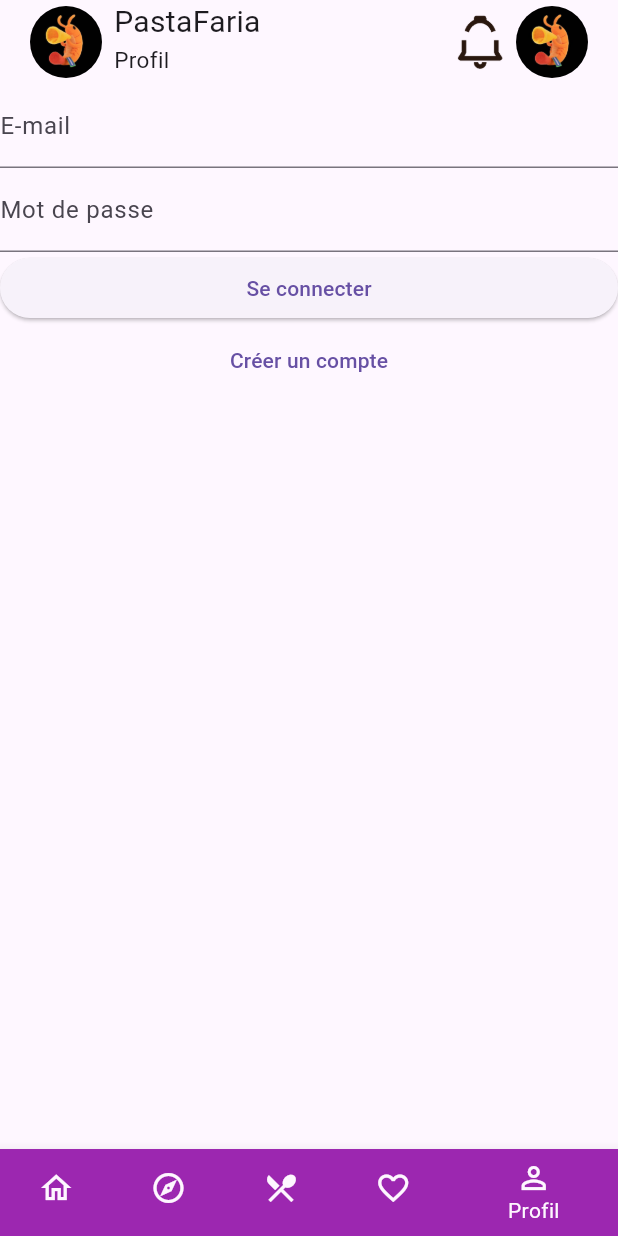
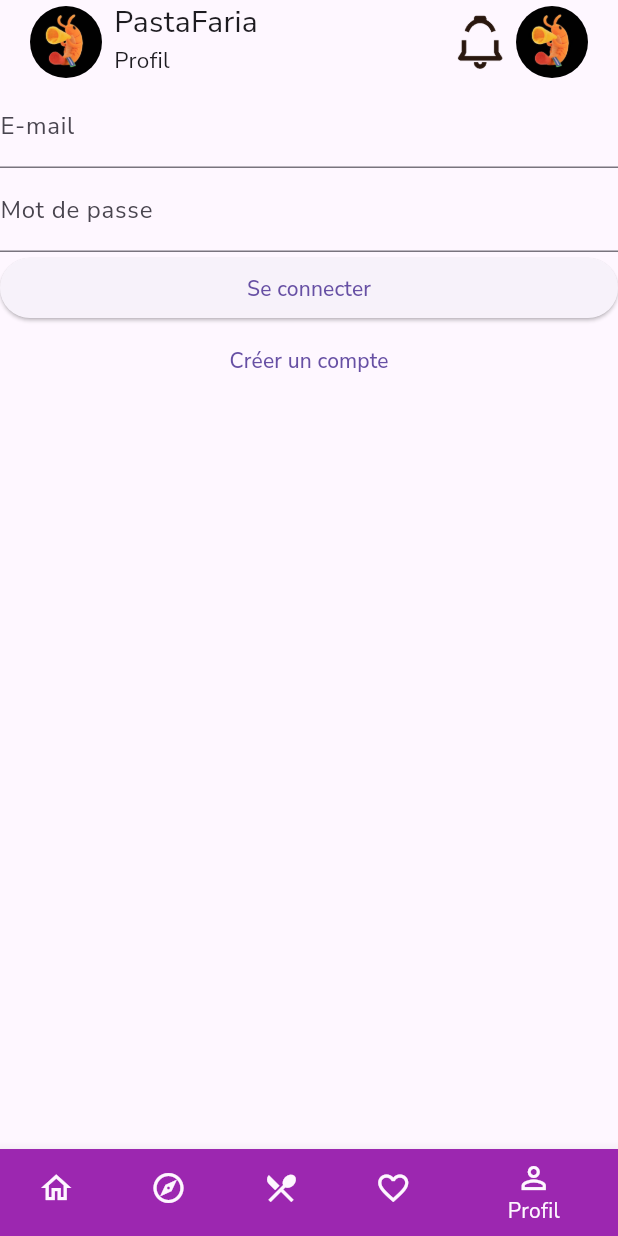
Before and after one commit to ThomasCandille/pastafara, a Flutter app: the screen it shows after launch, item 5 of the bottom bar chosen, on a phone screen of 412 x 824 dp. Run offline on Flutter 3.47's test engine with Material 3 defaults, Android fonts, the phone set to English and light mode, and no system bars; our stand-ins replace cloud_firestore, dio, firebase_ai, firebase_auth, firebase_core, flutter_riverpod and 3 more; missing offline and left inert: firebase_app_check; accounts and stored records are empty; generated files the repository leaves out were written again; network calls fail.

Commit message:
feat: add Google Fonts integration and enhance HomeView with user authentication flow

```diff
--- a/lib/main.dart
+++ b/lib/main.dart
@@ -5,6 +5,7 @@ import 'package:firebase_app_check/firebase_app_check.dart';
 import 'package:firebase_core/firebase_core.dart';
 import 'package:flutter/foundation.dart';
 import 'package:flutter/material.dart';
+import 'package:google_fonts/google_fonts.dart';
 import 'package:pastafara/src/router/app_router.dart';
 
 import 'firebase_options.dart';
@@ -41,6 +42,12 @@ class MainApp extends StatelessWidget {
 
   @override
   Widget build(BuildContext context) {
-    return MaterialApp.router(routerConfig: appRouter);
+    return MaterialApp.router(
+      theme: ThemeData(
+        textTheme: GoogleFonts.nunitoSansTextTheme(),
+        primaryTextTheme: GoogleFonts.nunitoSansTextTheme(),
+      ),
+      routerConfig: appRouter,
+    );
   }
 }
--- a/pubspec.yaml
+++ b/pubspec.yaml
@@ -20,6 +20,7 @@ dependencies:
   isar_community: 3.3.2
   isar_community_flutter_libs: 3.3.2
   path_provider: ^2.1.6
+  google_fonts: ^8.2.1
 
 dev_dependencies:
   flutter_test:
```
Also changed, not shown: lib/src/screens/home_screen.dart (+26 -5 lines), pubspec.lock.
